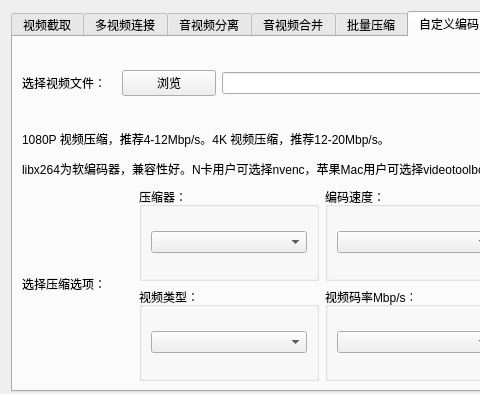
First picture: the form in mainui.ui, repository wbs21/LRConvert, before the edit; both pictures show x 0 to 480 and y 0 to 394 of the 800 by 599 pixel window.
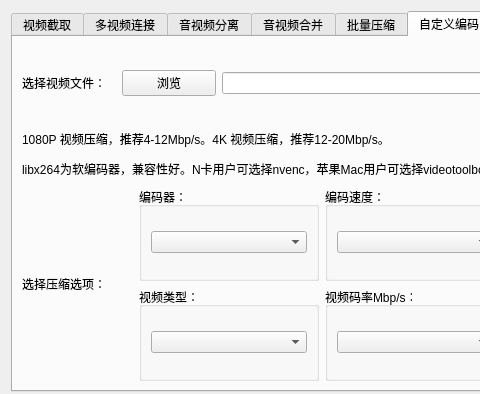
Second picture: the form after the edit. The open tabs and pages were chosen to show the change.

Diff of the .ui file:
```diff
--- a/mainui.ui
+++ b/mainui.ui
@@ -770,7 +770,7 @@
              <item row="0" column="0">
               <widget class="QGroupBox" name="groupBox_5">
                <property name="title">
-                <string>压缩器：</string>
+                <string>编码器：</string>
                </property>
                <layout class="QVBoxLayout" name="verticalLayout_16">
                 <item>
```
